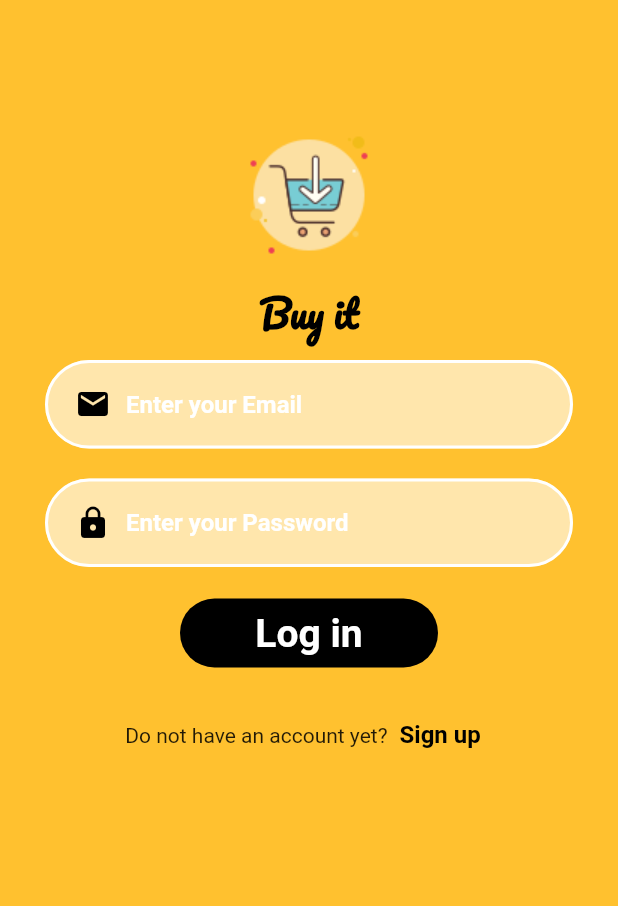
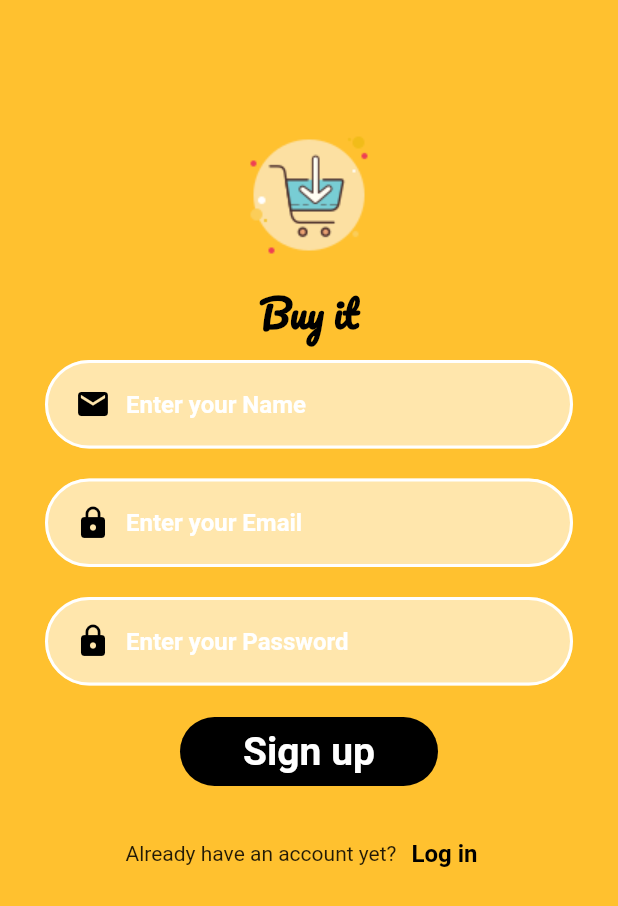
Before and after one commit to Scorpion645/newecommerceappwiththarwat, a Flutter app: the screen it shows after launch, on a phone screen of 412 x 824 dp. Shown: the top 906 px of the screen. Run offline on Flutter 3.47's test engine with Material 2 defaults, Android fonts, the phone set to English and light mode, and no system bars.

Commit message:
Signup screen construction complete

```diff
--- a/lib/main.dart
+++ b/lib/main.dart
@@ -16,7 +16,7 @@ class MyApp extends StatelessWidget {
   @override
   Widget build(BuildContext context) {
     return MaterialApp(
-      initialRoute: LoginScreen.id,
+      initialRoute: SignupScreen.id,
       routes: {
         LoginScreen.id:(context) => LoginScreen(),
         SignupScreen.id:(context) => SignupScreen(),
--- a/lib/screens/Login_screen.dart
+++ b/lib/screens/Login_screen.dart
@@ -62,7 +62,7 @@ class LoginScreen extends StatelessWidget {
             myObscured: true,
           ),
           SizedBox(
-            height: 20,
+            height: 99,
           ),
 
           CustomButton(
--- a/lib/screens/Signup_screen.dart
+++ b/lib/screens/Signup_screen.dart
@@ -1,4 +1,10 @@
 import 'package:flutter/material.dart';
+
+import '../constants/constants.dart';
+import '../widgets/customButton.dart';
+import '../widgets/customrow.dart';
+import '../widgets/customtextfield.dart';
+import 'Login_screen.dart';
 
 class SignupScreen extends StatelessWidget {
   static String id = 'Singup screen';
@@ -6,6 +12,80 @@ class SignupScreen extends StatelessWidget {
 
   @override
   Widget build(BuildContext context) {
-    return Scaffold();
+    return Scaffold(
+      backgroundColor: kMainColor,
+      body: ListView(
+        // ignore: prefer_const_literals_to_create_immutables
+        children: [
+          // ignore: prefer_const_constructors
+          SizedBox(
+            height: 30,
+          ),
+          Stack(
+              alignment: Alignment.center,
+              // ignore: prefer_const_literals_to_create_immutables
+              children: [
+                const Padding(
+                  padding: EdgeInsets.all(50),
+                  child: Image(
+                      image: AssetImage('assets/images/icons8-buy-100.png')),
+                ),
+                const Positioned(
+                  bottom: 0,
+                  child: Text('Buy it',
+                      style: TextStyle(
+                        fontWeight: FontWeight.bold,
+                        fontSize: 25,
+                        color: Colors.black,
+                        fontFamily: 'pacifico',
+                      )),
+                )
+              ]),
+          const SizedBox(
+            height: 10,
+          ),
+          CustomTextField(
+            myHint: 'Enter your Name',
+            myIcon: Icons.email,
+            myKeyboard: TextInputType.emailAddress,
+            myObscured: false,
+          ),
+          const SizedBox(
+            height: 20,
+          ),
+          CustomTextField(
+            myHint: 'Enter your Email',
+            myIcon: Icons.lock,
+            myKeyboard: TextInputType.visiblePassword,
+            myObscured: true,
+          ),
+          const SizedBox(
+            height: 20,
+          ),
+          CustomTextField(
+            myHint: 'Enter your Password',
+            myIcon: Icons.lock,
+            myKeyboard: TextInputType.visiblePassword,
+            myObscured: true,
+          ),
+          const SizedBox(
+            height: 20,
+          ),
+          CustomButton(
+            buttonFunction: () {},
+            buttonTitle: 'Sign up',
+          ),
+          SizedBox(
+            height: 20,
+          ),
+          CustomRow(
+              firstText: 'Already have an account yet?',
+              secondText: 'Log in',
+              onPressed: () {
+                Navigator.popAndPushNamed(context, LoginScreen.id);
+              }),
+        ],
+      ),
+    );
   }
 }
```
